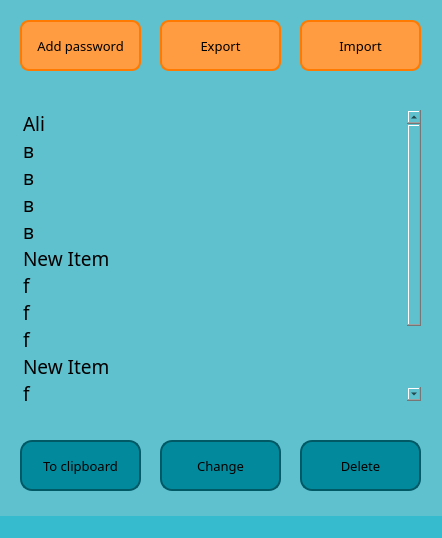
Qt form main.ui (Onnya/PasswordFind) before a commit.
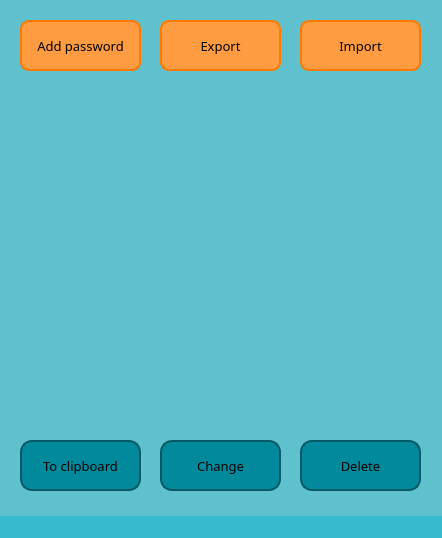
The same form after that commit.

```diff
--- a/main.ui
+++ b/main.ui
@@ -41,76 +41,11 @@
      <string notr="true">border:none;</string>
     </property>
     <property name="verticalScrollBarPolicy">
-     <enum>Qt::ScrollBarAlwaysOn</enum>
+     <enum>Qt::ScrollBarAlwaysOff</enum>
     </property>
     <property name="horizontalScrollBarPolicy">
      <enum>Qt::ScrollBarAlwaysOff</enum>
     </property>
-    <item>
-     <property name="text">
-      <string>Ali</string>
-     </property>
-    </item>
-    <item>
-     <property name="text">
-      <string>в</string>
-     </property>
-    </item>
-    <item>
-     <property name="text">
-      <string>в</string>
-     </property>
-    </item>
-    <item>
-     <property name="text">
-      <string>в</string>
-     </property>
-    </item>
-    <item>
-     <property name="text">
-      <string>в</string>
-     </property>
-    </item>
-    <item>
-     <property name="text">
-      <string>New Item</string>
-     </property>
-    </item>
-    <item>
-     <property name="text">
-      <string>f</string>
-     </property>
-    </item>
-    <item>
-     <property name="text">
-      <string>f</string>
-     </property>
-    </item>
-    <item>
-     <property name="text">
-      <string>f</string>
-     </property>
-    </item>
-    <item>
-     <property name="text">
-      <string>New Item</string>
-     </property>
-    </item>
-    <item>
-     <property name="text">
-      <string>f</string>
-     </property>
-    </item>
-    <item>
-     <property name="text">
-      <string>ddddddddddddddddddddddddddddddddddddddddddddddddddddddddddddddddddddddddddddddddddddddddddddddd</string>
-     </property>
-    </item>
-    <item>
-     <property name="text">
-      <string>VK</string>
-     </property>
-    </item>
    </widget>
    <widget class="QPushButton" name="copyBtn">
     <property name="geometry">
```
